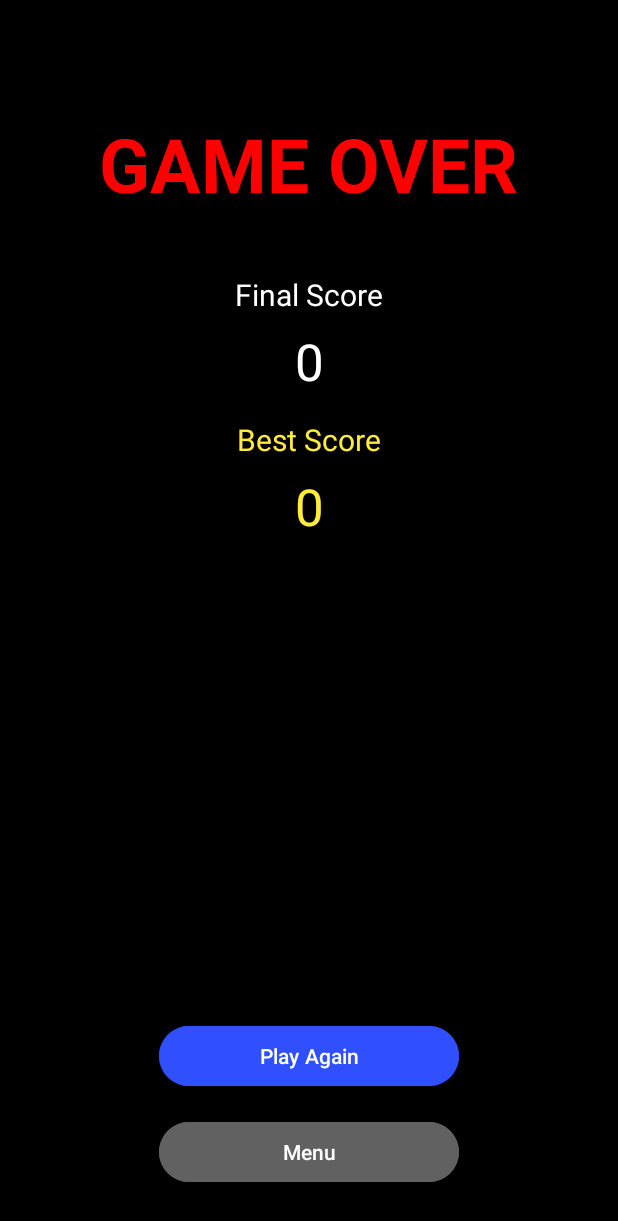
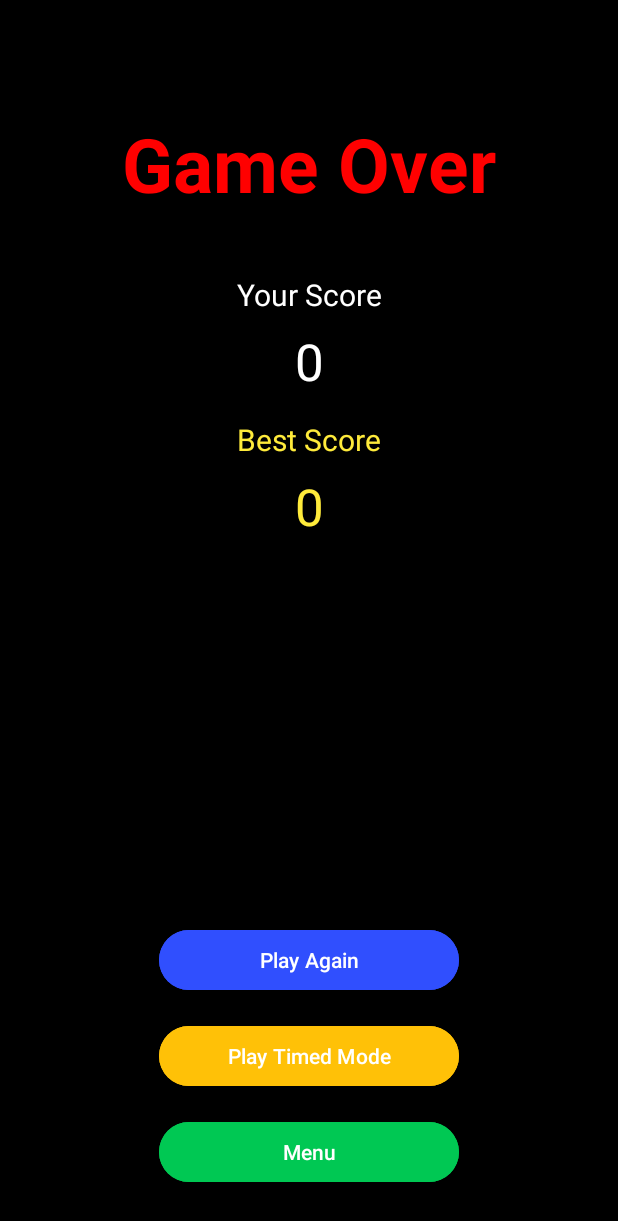
Before and after one commit to mazzlum5/GuessCard, an Android app: the GameOverActivity screen opened directly, with no data from a screen before it, on a phone screen of 412 x 824 dp. Shown: the top 1221 px of the screen. Run offline under Robolectric (Android 15) with nearby library versions, the phone set to English and light mode, and no system bars.

Commit message:
added timed mode button in game over menu

```diff
--- a/app/src/main/java/com/example/guesscard/GameOverActivity.kt
+++ b/app/src/main/java/com/example/guesscard/GameOverActivity.kt
@@ -14,25 +14,30 @@ class GameOverActivity : AppCompatActivity() {
         setContentView(R.layout.activity_game_over)
 
         val finalScore = intent.getIntExtra("SCORE", 0)
+        val isTimedMode = intent.getBooleanExtra("TIMED_MODE", false)
+
         val finalScoreTextView = findViewById<TextView>(R.id.finalScoreTextView)
-        finalScoreTextView.text = finalScore.toString()
+        finalScoreTextView.text = "$finalScore"
 
         val sharedPreferences = getSharedPreferences("GuessCard", Context.MODE_PRIVATE)
-        var bestScore = sharedPreferences.getInt("BEST_SCORE", 0)
+        val highscoreKey = if (isTimedMode) "TIMED_HIGHSCORE" else "HIGHSCORE"
+        val bestScore = sharedPreferences.getInt(highscoreKey, 0)
 
         if (finalScore > bestScore) {
-            sharedPreferences.edit().putInt("BEST_SCORE", finalScore).apply()
-            bestScore = finalScore
+            sharedPreferences.edit().putInt(highscoreKey, finalScore).apply()
         }
 
         val bestScoreTextView = findViewById<TextView>(R.id.bestScoreTextView)
-        bestScoreTextView.text = bestScore.toString()
+        bestScoreTextView.text = "${sharedPreferences.getInt(highscoreKey, 0)}"
 
         val playAgainButton = findViewById<Button>(R.id.playAgainButton)
         playAgainButton.setOnClickListener {
-            val intent = Intent(this, GameActivity::class.java)
-            startActivity(intent)
-            finish()
+            startGame(isTimed = false)
+        }
+
+        val timedModeButton = findViewById<Button>(R.id.timedModeButton)
+        timedModeButton.setOnClickListener {
+            startGame(isTimed = true)
         }
 
         val menuButton = findViewById<Button>(R.id.menuButton)
@@ -42,4 +47,11 @@ class GameOverActivity : AppCompatActivity() {
             finish()
         }
     }
+
+    private fun startGame(isTimed: Boolean) {
+        val intent = Intent(this, GameActivity::class.java)
+        intent.putExtra("TIMED_MODE", isTimed)
+        startActivity(intent)
+        finish()
+    }
 }
--- a/app/src/main/res/layout/activity_game_over.xml
+++ b/app/src/main/res/layout/activity_game_over.xml
@@ -9,7 +9,7 @@
         android:id="@+id/gameOverTextView"
         android:layout_width="wrap_content"
         android:layout_height="wrap_content"
-        android:text="@string/game_over"
+        android:text="Game Over"
         android:textColor="#FF0000"
         android:textSize="50sp"
         android:textStyle="bold"
@@ -24,7 +24,7 @@
         android:layout_width="wrap_content"
         android:layout_height="wrap_content"
         android:layout_marginTop="40dp"
-        android:text="@string/final_score"
+        android:text="Your Score"
         android:textColor="@android:color/white"
         android:textSize="20sp"
         app:layout_constraintEnd_toEndOf="parent"
@@ -47,7 +47,7 @@
         android:layout_width="wrap_content"
         android:layout_height="wrap_content"
         android:layout_marginTop="16dp"
-        android:text="@string/best_score"
+        android:text="Best Score"
         android:textColor="#FFEB3B"
         android:textSize="20sp"
         app:layout_constraintEnd_toEndOf="parent"
@@ -71,7 +71,21 @@
         android:layout_height="wrap_content"
         android:layout_marginBottom="16dp"
         android:backgroundTint="#304FFE"
-        android:text="@string/play_again"
+        android:text="Play Again"
+        android:textAllCaps="false"
+        android:textColor="@android:color/white"
+        app:layout_constraintBottom_toTopOf="@+id/timedModeButton"
+        app:layout_constraintEnd_toEndOf="parent"
+        app:layout_constraintStart_toStartOf="parent" />
+
+    <Button
+        android:id="@+id/timedModeButton"
+        android:layout_width="200dp"
+        android:layout_height="wrap_content"
+        android:layout_marginBottom="16dp"
+        android:backgroundTint="#FFC107"
+        android:text="Play Timed Mode"
+        android:textAllCaps="false"
         android:textColor="@android:color/white"
         app:layout_constraintBottom_toTopOf="@+id/menuButton"
         app:layout_constraintEnd_toEndOf="parent"
@@ -82,8 +96,9 @@
         android:layout_width="200dp"
         android:layout_height="wrap_content"
         android:layout_marginBottom="32dp"
-        android:backgroundTint="#616161"
-        android:text="@string/menu"
+        android:backgroundTint="#00C853"
+        android:text="Menu"
+        android:textAllCaps="false"
         android:textColor="@android:color/white"
         app:layout_constraintBottom_toBottomOf="parent"
         app:layout_constraintEnd_toEndOf="parent"
```
